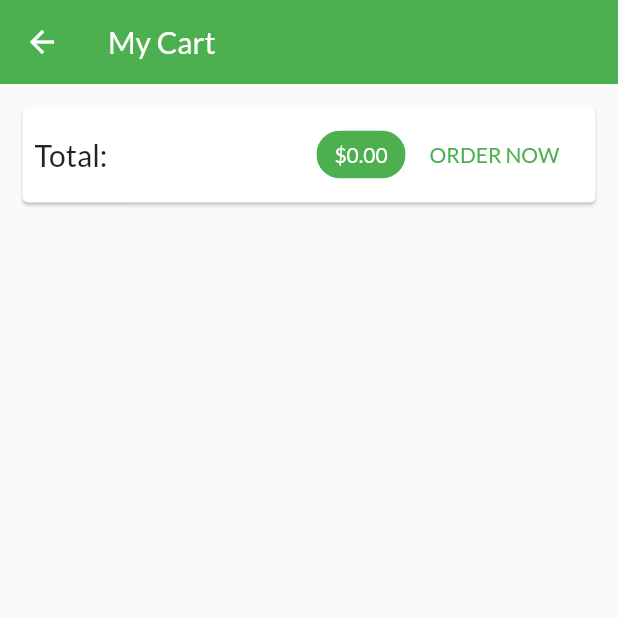
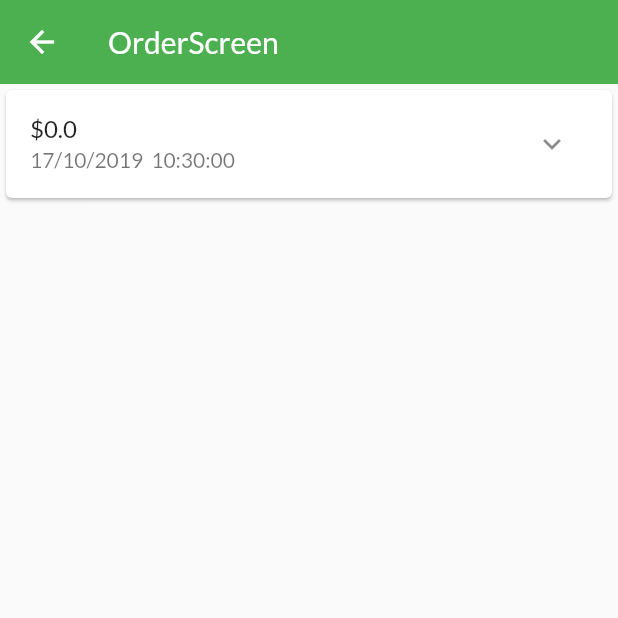
Before and after one commit to thought7878/shop_app, a Flutter app: the CartScreen screen opened by its route, after a tap on "ORDER NOW", on a phone screen of 412 x 824 dp, the top half of it. Run offline on Flutter 3.47's test engine with Material 2 defaults, Android fonts, the phone set to English and light mode, and no system bars; network calls fail.

Commit message:
206. Adding an Orders Screen

```diff
--- a/lib/main.dart
+++ b/lib/main.dart
@@ -3,6 +3,7 @@ import 'package:provider/provider.dart';
 import 'package:udemy_shop_app/providers/cart_container.dart';
 import 'package:udemy_shop_app/providers/order_container.dart';
 import 'package:udemy_shop_app/screens/cart_screen.dart';
+import 'package:udemy_shop_app/screens/order_screen.dart';
 import './providers/products.dart';
 import './screens/product_detail_screen.dart';
 import 'screens/product_overview_screen.dart';
@@ -36,6 +37,7 @@ class MyApp extends StatelessWidget {
           '/': (ctx) => ProductOverviewScreen(),
           ProductDetailScreen.routeName: (ctx) => ProductDetailScreen(),
           CartScreen.routeName: (ctx) => CartScreen(),
+          OrderScreen.routeName: (ctx) => OrderScreen(),
         },
         debugShowCheckedModeBanner: false,
       ),
--- a/lib/screens/cart_screen.dart
+++ b/lib/screens/cart_screen.dart
@@ -2,6 +2,7 @@ import 'package:flutter/material.dart';
 import 'package:provider/provider.dart';
 import 'package:udemy_shop_app/providers/cart_container.dart';
 import 'package:udemy_shop_app/providers/order_container.dart';
+import 'package:udemy_shop_app/screens/order_screen.dart';
 import 'package:udemy_shop_app/widgets/cart_item.dart';
 
 class CartScreen extends StatelessWidget {
@@ -57,6 +58,7 @@ class CartScreen extends StatelessWidget {
                         cartContainer.totalAmount,
                       );
                       cartContainer.clear();
+                      Navigator.of(context).pushNamed(OrderScreen.routeName);
                     },
                   )
                 ],
--- /dev/null
+++ b/lib/screens/order_screen.dart
@@ -0,0 +1,30 @@
+import 'package:flutter/material.dart';
+import 'package:provider/provider.dart';
+import 'package:udemy_shop_app/providers/order_container.dart';
+import 'package:udemy_shop_app/widgets/order_item.dart';
+
+class OrderScreen extends StatelessWidget {
+  static const routeName = '/order';
+
+  @override
+  Widget build(BuildContext context) {
+    final orderContainer = Provider.of<OrderContainer>(context);
+    return Scaffold(
+      appBar: AppBar(
+        title: Text('OrderScreen'),
+        elevation: 0.0,
+      ),
+      body: SingleChildScrollView(
+        child: Container(
+          height: 400,
+          child: ListView.builder(
+            itemCount: orderContainer.orders.length,
+            itemBuilder: (ctx, i) {
+              return OrderItem(orderContainer.orders[i]);
+            },
+          ),
+        ),
+      ),
+    );
+  }
+}
--- /dev/null
+++ b/lib/widgets/order_item.dart
@@ -0,0 +1,29 @@
+import 'package:flutter/material.dart';
+import 'package:intl/intl.dart';
+import 'package:udemy_shop_app/models/order.dart';
+
+class OrderItem extends StatelessWidget {
+  final Order order;
+
+  OrderItem(this.order);
+
+  @override
+  Widget build(BuildContext context) {
+    return Card(
+      child: Column(
+        children: <Widget>[
+          ListTile(
+            title: Text('\$${order.amount}'),
+            subtitle: Text(
+              DateFormat('dd/MM/yyyy  hh:mm:ss').format(order.dateTime),
+            ),
+            trailing: IconButton(
+              icon: Icon(Icons.expand_more),
+              onPressed: () {},
+            ),
+          ),
+        ],
+      ),
+    );
+  }
+}
--- a/pubspec.yaml
+++ b/pubspec.yaml
@@ -19,6 +19,8 @@ environment:
 dependencies:
   flutter:
     sdk: flutter
+
+  intl: ^0.16.0
 
   provider: ^3.1.0
 
```
Also changed, not shown: pubspec.lock.
